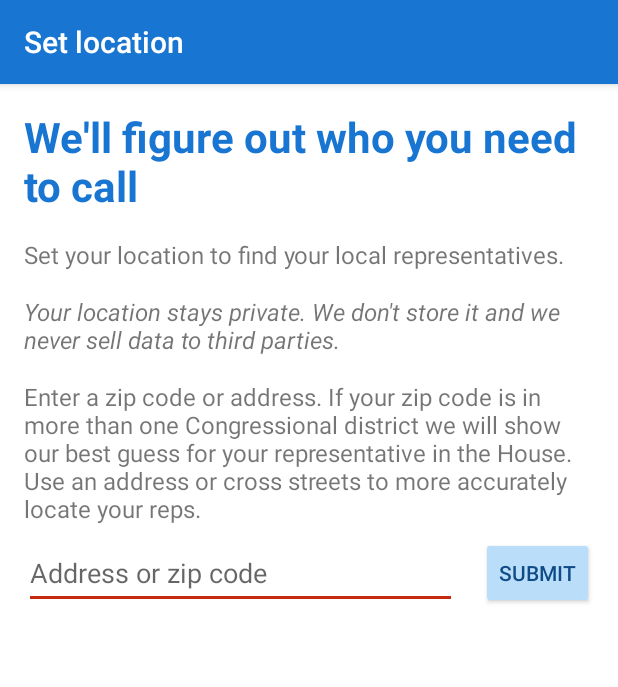
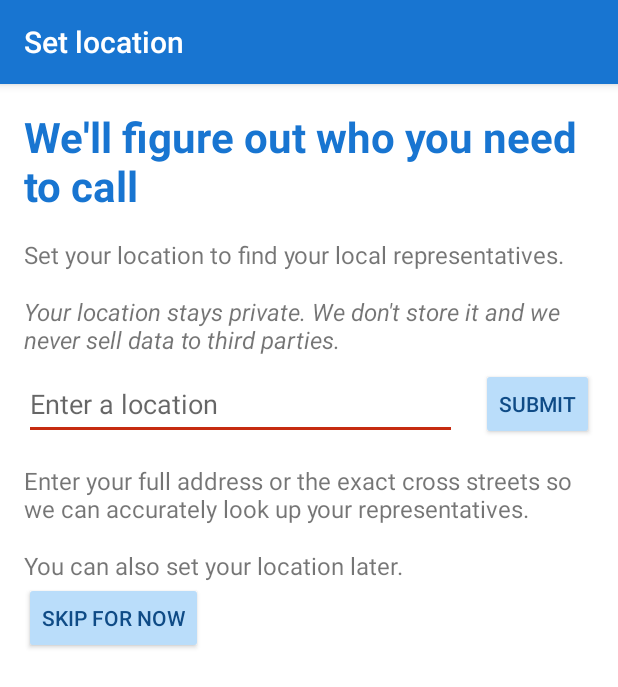
Before and after one commit to 5calls/android, an Android app: the LocationActivity screen opened directly, with no data from a screen before it, on a phone screen of 412 x 824 dp. Shown: the top 687 px of the screen. Run offline under Robolectric (Android 15) with nearby library versions, the phone set to English and light mode, and no system bars; libraries missing offline, so code that uses them is left out: com.onebusaway.plausible, com.onesignal; network calls fail; 1 statement that could not run was skipped.

Commit message:
Update LocationActivity UI
Removes mentions of "zip" from LocationActivity and updates strings/layout a bit.

```diff
--- a/5calls/app/src/main/java/org/a5calls/android/a5calls/controller/LocationActivity.java
+++ b/5calls/app/src/main/java/org/a5calls/android/a5calls/controller/LocationActivity.java
@@ -38,7 +38,6 @@ public class LocationActivity extends AppCompatActivity {
 
     // Allows parent activity to control the home button
     public static final String ALLOW_HOME_UP_KEY = "allowHomeUp";
-    public static final String FROM_TUTORIAL_KEY = "fromTutorial";
     private static final int LOCATION_PERMISSION_REQUEST = 1;
 
     private final AccountManager accountManager = AccountManager.Instance;
@@ -94,7 +93,8 @@ public class LocationActivity extends AppCompatActivity {
                 }
                 allowsHomeUp = true;
             }
-            if (intent.getBooleanExtra(FROM_TUTORIAL_KEY, false)) {
+            if (!allowsHomeUp) {
+                // From the tutorial. Allow skip.
                 binding.skipLocationSection.setVisibility(View.VISIBLE);
             }
             if (AccountManager.Instance.hasLocation(this)) {
@@ -153,19 +153,16 @@ public class LocationActivity extends AppCompatActivity {
         super.onPause();
     }
 
+    // Returns to wherever we came from or goes back to the MainActivity if we didn't.
     private void returnToMain() {
         // Make sure we're still alive
         if (isFinishing() || isDestroyed()) {
                 return;
         }
 
-        // If we came from MainActivity and return with another Intent, it will create a deep stack
-        // of activities!
+        // If we came from MainActivity or LocationActivity and return with another Intent, it will
+        // create a deep stack of activities!
         if (allowsHomeUp) {
-            // TODO: If we came from IssueActivity then we will need to re-load the contacts
-            // and go back to IssueActivity.
-            // Look at how the return with a new intent is handled in RepCallActivity -> IssueActivity,
-            // and try re-loading contacts when that happens.
             finish();
         } else {
             Intent intent = new Intent(this, MainActivity.class);
--- a/5calls/app/src/main/java/org/a5calls/android/a5calls/controller/TutorialActivity.java
+++ b/5calls/app/src/main/java/org/a5calls/android/a5calls/controller/TutorialActivity.java
@@ -261,7 +261,6 @@ public class TutorialActivity extends AppCompatActivity {
                         // Return to the main activity
                         AccountManager.Instance.setTutorialSeen(getActivity(), true);
                         Intent intent = new Intent(getActivity(), LocationActivity.class);
-                        intent.putExtra(LocationActivity.FROM_TUTORIAL_KEY, true);
                         intent.putExtra(LocationActivity.ALLOW_HOME_UP_KEY, false);
                         startActivity(intent);
                         getActivity().finish();
--- a/5calls/app/src/main/res/layout/activity_location.xml
+++ b/5calls/app/src/main/res/layout/activity_location.xml
@@ -47,11 +47,6 @@
                 android:text="@string/location_prompt"
                 />
 
-            <TextView
-                style="@style/spacedParagraphTextStyleHighlight"
-                android:text="@string/location_private"
-                />
-
             <Button
                 android:id="@+id/gps_button"
                 style="@style/locationGpsBtnStyle"
@@ -59,8 +54,8 @@
                 />
 
             <TextView
-                style="@style/spacedParagraphTextStyle"
-                android:text="@string/location_address_prompt"
+                style="@style/spacedParagraphTextStyleHighlight"
+                android:text="@string/location_private"
                 />
 
             <TextView
@@ -87,6 +82,11 @@
                     />
             </RelativeLayout>
 
+            <TextView
+                style="@style/spacedParagraphTextStyle"
+                android:text="@string/location_address_prompt"
+                />
+
             <LinearLayout
                 android:id="@+id/skip_location_section"
                 android:visibility="gone"
@@ -103,7 +103,6 @@
                 <Button
                     android:id="@+id/skip_location_btn"
                     style="@style/genericButtonStyle"
-                    android:layout_gravity="center_horizontal"
                     android:text="@string/skip_location_btn"
                     />
             </LinearLayout>
--- a/5calls/app/src/main/res/values/strings.xml
+++ b/5calls/app/src/main/res/values/strings.xml
@@ -361,22 +361,20 @@
     <string name="try_again_btn">Try again</string>
 
     <!-- Prompt to enter an address or zip code instead of using the phone's GPS location [CHAR_LIMIT=NONE] -->
-    <string name="location_address_prompt">Enter a zip code or address. If
-        your zip code is in more than one Congressional district we will show our best guess for your
-        representative in the House. Use an address or cross streets to more accurately locate your reps.</string>
+    <string name="location_address_prompt">Enter your full address or the exact cross streets so we can accurately look up your representatives.</string>
 
     <!-- Hint text for edittext to enter an address or zip code for the user's location [CHAR_LIMIT=50] -->
-    <string name="address_hint">Address or zip code</string>
+    <string name="address_hint">Enter a location</string>
 
     <!-- Error message for when an address is invalid according to the API [CHAR_LIMIT=150] -->
     <string name="error_address_invalid">The address entered was not found. Please update your location and try again.</string>
 
     <!-- Error message shown on the address text field when a user tries to submit an empty address [CHAR_LIMIT=50] -->
-    <string name="error_address_empty">Enter an address or zip code</string>
+    <string name="error_address_empty">Enter an address</string>
 
-    <string name="location_skip_prompt">Skip this step now and just view all the issues</string>
+    <string name="location_skip_prompt">You can also set your location later.</string>
 
-    <string name="skip_location_btn">Set location later</string>
+    <string name="skip_location_btn">Skip for now</string>
 
     <!-- Error message shown when a deep link issue is not found [CHAR_LIMIT=150] -->
     <string name="issue_not_found">Could not find this issue. It may no longer be relevant</string>
@@ -430,10 +428,10 @@
     <string name="rep_section_prompt">Contacts to call today</string>
 
     <!-- Warning that you may be in a split district [CHAR_LIMIT=90] -->
-    <string name="split_district_warning">Your zip code matches multiple House districts, use a zip+4 or address for best results.</string>
+    <string name="split_district_warning">Your location matches multiple House districts, use a zip+4 or address for best results.</string>
 
     <!-- Warning that you have a low accuracy location [CHAR_LIMIT=90] -->
-    <string name="low_accuracy_warning">Your zip is not precise enough to ensure we\'ve got the right House representative.</string>
+    <string name="low_accuracy_warning">Your location is not precise enough to ensure we\'ve got the right House representative.</string>
 
     <!-- Warning for low accuracy location in issue activity [CHAR_LIMIT=NONE] -->
     <string name="low_accuracy_state_rep_warning">Warning: your location is set to a zip code or other approximate location, please enter an address or zip+4 for accurate state level reps.</string>
```
